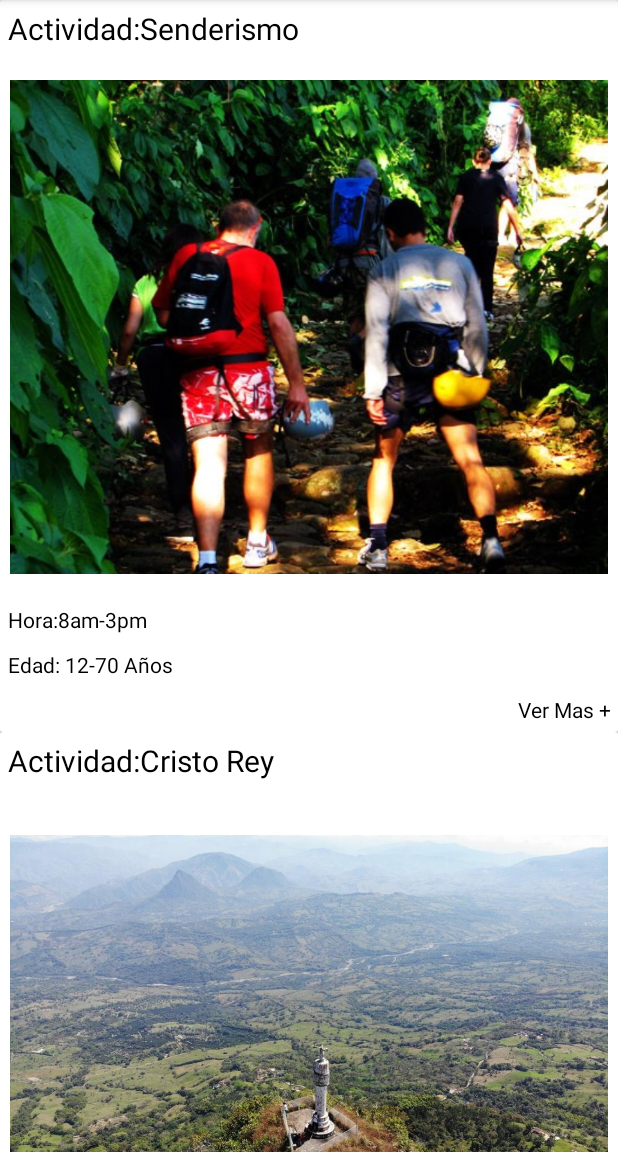
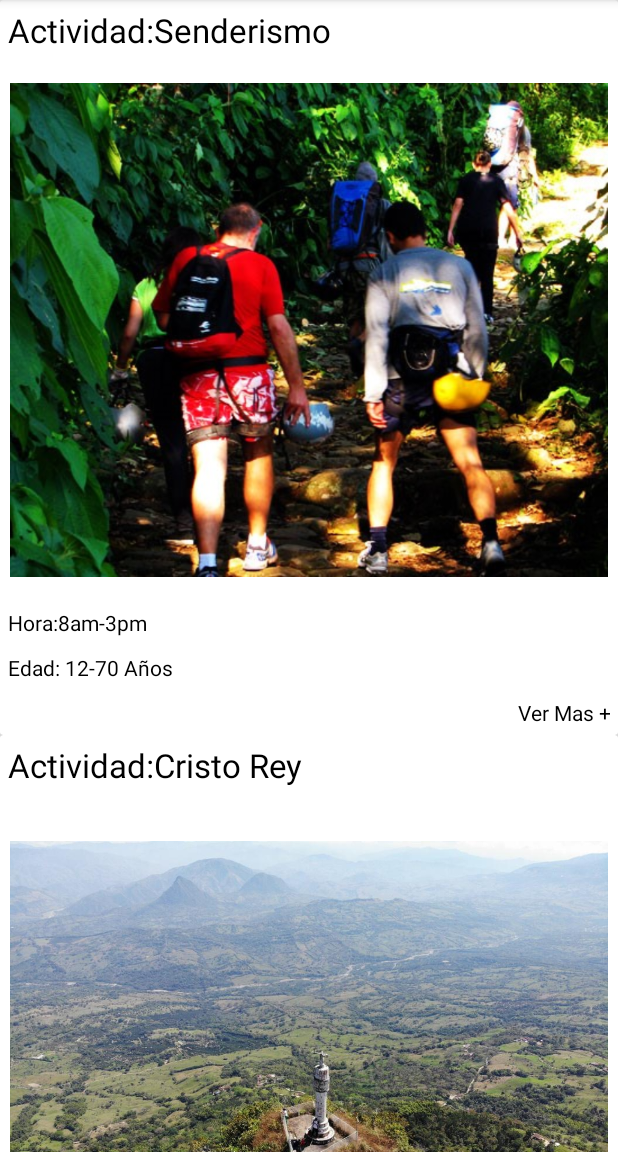
Before and after one commit to Aliciaardila/turismo, an Android app: the Home screen opened directly, with no data from a screen before it, on a phone screen of 412 x 824 dp, the part 84-1236 px from its top. Run offline under Robolectric (Android 15) with nearby library versions, the phone set to English and light mode, and no system bars.

Commit message:
se cambia en tamaño de fuente

```diff
--- a/app/src/main/res/layout/items_de_lista.xml
+++ b/app/src/main/res/layout/items_de_lista.xml
@@ -16,7 +16,7 @@
             android:layout_height="wrap_content"
             android:padding="5dp"
             android:textColor="@color/black"
-            android:textSize="20sp"
+            android:textSize="22sp"
             app:layout_constraintEnd_toEndOf="parent"
             app:layout_constraintHorizontal_bias="0.0"
             app:layout_constraintStart_toStartOf="parent"
```
